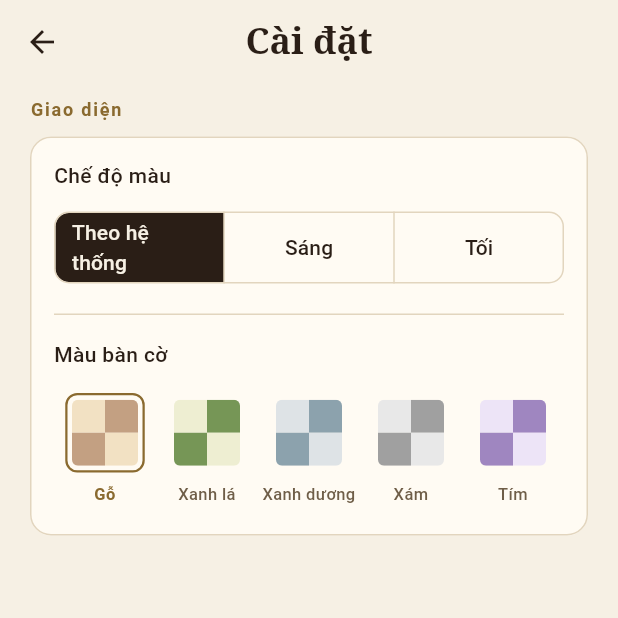
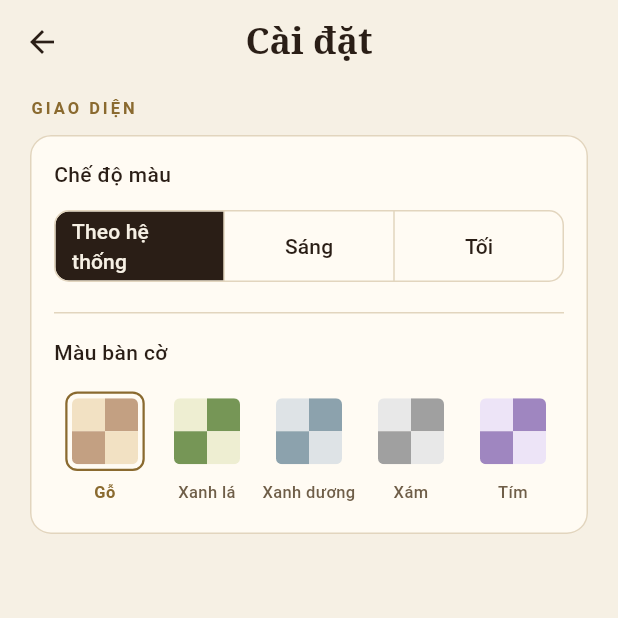
Before and after one commit to vubaochau-coder/chess, a Flutter app: the screen it shows after launch, after a tap on the "settings" icon, on a phone screen of 412 x 824 dp, the top half of it. Run offline on Flutter 3.47's test engine with Material 3 defaults, Android fonts, the phone set to English and light mode, and no system bars; our stand-ins replace audioplayers, bloc, bloc_concurrency, equatable, flutter_bloc, shared_preferences; missing offline and left inert: chess_vectors_flutter.

Commit message:
tmp analyze3 c

```diff
--- a/lib/core/settings/app_settings.dart
+++ b/lib/core/settings/app_settings.dart
@@ -19,15 +19,48 @@ final class AppSettings extends Equatable {
   const AppSettings({
     this.themeMode = AppThemeMode.system,
     this.boardTheme = BoardTheme.wood,
+    this.showCoordinates = true,
+    this.showLegalMoves = true,
+    this.highlightLastMove = true,
+    this.autoFlipInPvp = false,
+    this.soundEnabled = true,
+    this.soundVolume = 0.8,
+    this.hapticsEnabled = true,
   });
 
   final AppThemeMode themeMode;
   final BoardTheme boardTheme;
+  final bool showCoordinates;
+  final bool showLegalMoves;
+  final bool highlightLastMove;
+  final bool autoFlipInPvp;
+  final bool soundEnabled;
 
-  AppSettings copyWith({AppThemeMode? themeMode, BoardTheme? boardTheme}) {
+  /// Âm lượng hiệu ứng, từ 0 đến 1.
+  final double soundVolume;
+  final bool hapticsEnabled;
+
+  AppSettings copyWith({
+    AppThemeMode? themeMode,
+    BoardTheme? boardTheme,
+    bool? showCoordinates,
+    bool? showLegalMoves,
+    bool? highlightLastMove,
+    bool? autoFlipInPvp,
+    bool? soundEnabled,
+    double? soundVolume,
+    bool? hapticsEnabled,
+  }) {
     return AppSettings(
       themeMode: themeMode ?? this.themeMode,
       boardTheme: boardTheme ?? this.boardTheme,
+      showCoordinates: showCoordinates ?? this.showCoordinates,
+      showLegalMoves: showLegalMoves ?? this.showLegalMoves,
+      highlightLastMove: highlightLastMove ?? this.highlightLastMove,
+      autoFlipInPvp: autoFlipInPvp ?? this.autoFlipInPvp,
+      soundEnabled: soundEnabled ?? this.soundEnabled,
+      soundVolume: soundVolume ?? this.soundVolume,
+      hapticsEnabled: hapticsEnabled ?? this.hapticsEnabled,
     );
   }
 
@@ -35,6 +68,13 @@ final class AppSettings extends Equatable {
     return <String, dynamic>{
       'themeMode': themeMode.name,
       'boardTheme': boardTheme.name,
+      'showCoordinates': showCoordinates,
+      'showLegalMoves': showLegalMoves,
+      'highlightLastMove': highlightLastMove,
+      'autoFlipInPvp': autoFlipInPvp,
+      'soundEnabled': soundEnabled,
+      'soundVolume': soundVolume,
+      'hapticsEnabled': hapticsEnabled,
     };
   }
 
@@ -53,9 +93,40 @@ final class AppSettings extends Equatable {
         ? BoardTheme.fromName(rawBoardTheme)
         : BoardTheme.wood;
 
-    return AppSettings(themeMode: themeMode, boardTheme: boardTheme);
+    const defaults = AppSettings();
+    final rawVolume = json['soundVolume'];
+    final soundVolume = rawVolume is num
+        ? rawVolume.toDouble().clamp(0.0, 1.0)
+        : defaults.soundVolume;
+
+    return AppSettings(
+      themeMode: themeMode,
+      boardTheme: boardTheme,
+      showCoordinates: _bool(json['showCoordinates'], defaults.showCoordinates),
+      showLegalMoves: _bool(json['showLegalMoves'], defaults.showLegalMoves),
+      highlightLastMove: _bool(
+        json['highlightLastMove'],
+        defaults.highlightLastMove,
+      ),
+      autoFlipInPvp: _bool(json['autoFlipInPvp'], defaults.autoFlipInPvp),
+      soundEnabled: _bool(json['soundEnabled'], defaults.soundEnabled),
+      soundVolume: soundVolume,
+      hapticsEnabled: _bool(json['hapticsEnabled'], defaults.hapticsEnabled),
+    );
   }
 
+  static bool _bool(Object? raw, bool fallback) => raw is bool ? raw : fallback;
+
   @override
-  List<Object?> get props => [themeMode, boardTheme];
+  List<Object?> get props => [
+    themeMode,
+    boardTheme,
+    showCoordinates,
+    showLegalMoves,
+    highlightLastMove,
+    autoFlipInPvp,
+    soundEnabled,
+    soundVolume,
+    hapticsEnabled,
+  ];
 }
--- a/lib/theme/app_theme.dart
+++ b/lib/theme/app_theme.dart
@@ -140,6 +140,16 @@ abstract final class AppTheme {
           foregroundColor: _whenSelected(scheme.onPrimary, scheme.onSurface),
         ),
       ),
+      switchTheme: SwitchThemeData(
+        thumbColor: _whenSelected(scheme.onPrimary, scheme.onSurfaceVariant),
+        trackColor: _whenSelected(scheme.primary, scheme.surfaceContainerHigh),
+        trackOutlineColor: _whenSelected(scheme.primary, scheme.outlineVariant),
+      ),
+      sliderTheme: SliderThemeData(
+        activeTrackColor: scheme.tertiary,
+        inactiveTrackColor: scheme.outlineVariant,
+        thumbColor: scheme.tertiary,
+      ),
       dialogTheme: DialogThemeData(
         backgroundColor: scheme.surfaceContainerLow,
         surfaceTintColor: Colors.transparent,
--- a/lib/theme/section_label.dart
+++ b/lib/theme/section_label.dart
@@ -1,6 +1,6 @@
 import 'package:flutter/material.dart';
 
-/// Nhãn nhóm giãn chữ, màu nhấn (`Chế độ`, `Giao diện`…).
+/// Nhãn nhóm viết hoa, giãn chữ, màu nhấn (`CHẾ ĐỘ`, `GIAO DIỆN`…).
 class SectionLabel extends StatelessWidget {
   const SectionLabel(this.text, {super.key});
 
@@ -9,11 +9,11 @@ class SectionLabel extends StatelessWidget {
   @override
   Widget build(BuildContext context) {
     return Text(
-      text,
+      text.toUpperCase(),
       style: TextStyle(
-        fontSize: 12,
+        fontSize: 11,
         fontWeight: FontWeight.w600,
-        letterSpacing: 1.2,
+        letterSpacing: 2,
         color: Theme.of(context).colorScheme.tertiary,
       ),
     );
```
